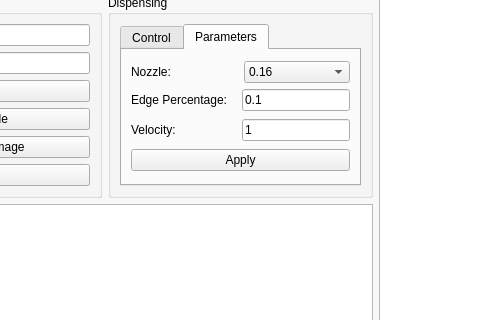
The window that pap_gui/ui/main_window.ui (JohanVer/PAP2015) describes before a commit, drawn with Qt 5; both pictures show x 196 to 676 and y 97 to 417 of the 1478 by 750 pixel window.
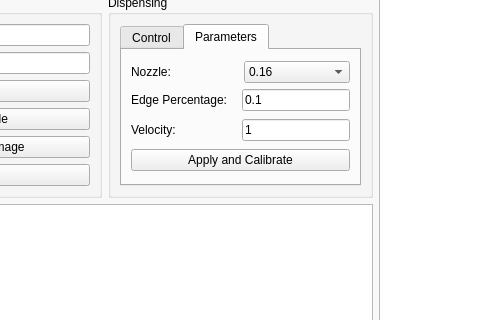
The same window after the commit. The open tabs and pages were chosen to show the change. Icons and pictures are not drawn. Custom widgets are drawn as their Qt base class.

The edit to the form file:
```diff
--- a/pap_gui/ui/main_window.ui
+++ b/pap_gui/ui/main_window.ui
@@ -1171,7 +1171,7 @@
                         <item>
                          <widget class="QPushButton" name="disp_settings_apply">
                           <property name="text">
-                           <string>Apply</string>
+                           <string>Apply and Calibrate</string>
                           </property>
                          </widget>
                         </item>
```
Left out of the diff: 2 changed lines with no effect on the pictures.
